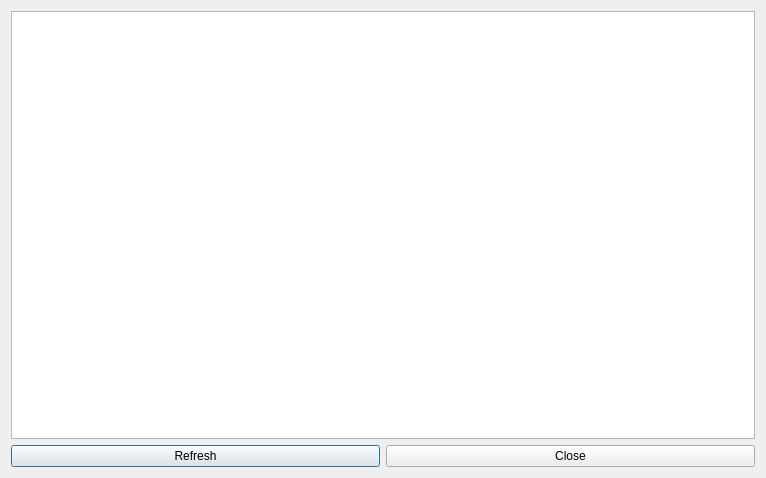
Tinkerforge/brickv, file src/brickv/plugin_system/plugins/red/ui/red_tab_settings_ap_dhcp_leases_dialog.ui: the form before one commit.
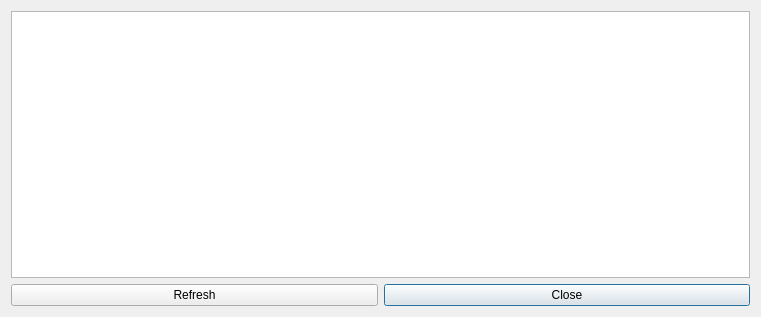
The form after the commit.

Commit message: red-brick: Adapt AP mode DHCP leases list to the style of the other read-only lists

```diff
--- a/src/brickv/plugin_system/plugins/red/ui/red_tab_settings_ap_dhcp_leases_dialog.ui
+++ b/src/brickv/plugin_system/plugins/red/ui/red_tab_settings_ap_dhcp_leases_dialog.ui
@@ -6,8 +6,8 @@
    <rect>
     <x>0</x>
     <y>0</y>
-    <width>766</width>
-    <height>478</height>
+    <width>761</width>
+    <height>317</height>
    </rect>
   </property>
   <property name="windowTitle">
@@ -19,6 +19,12 @@
      <property name="editTriggers">
       <set>QAbstractItemView::NoEditTriggers</set>
      </property>
+     <property name="alternatingRowColors">
+      <bool>true</bool>
+     </property>
+     <property name="selectionMode">
+      <enum>QAbstractItemView::NoSelection</enum>
+     </property>
      <property name="rootIsDecorated">
       <bool>false</bool>
      </property>
@@ -31,6 +37,9 @@
        <property name="text">
         <string>Refresh</string>
        </property>
+       <property name="autoDefault">
+        <bool>false</bool>
+       </property>
       </widget>
      </item>
      <item>
@@ -38,6 +47,9 @@
        <property name="text">
         <string>Close</string>
        </property>
+       <property name="default">
+        <bool>false</bool>
+       </property>
       </widget>
      </item>
     </layout>
```
Left out of the diff: 5 changed lines with no effect on the pictures.
